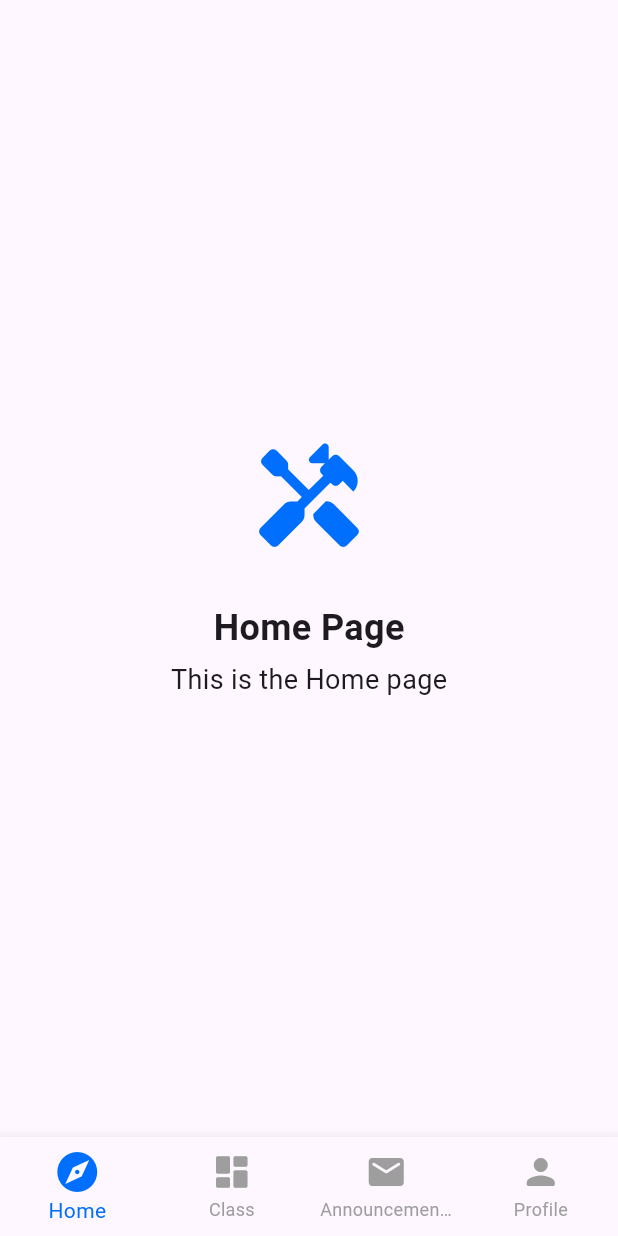
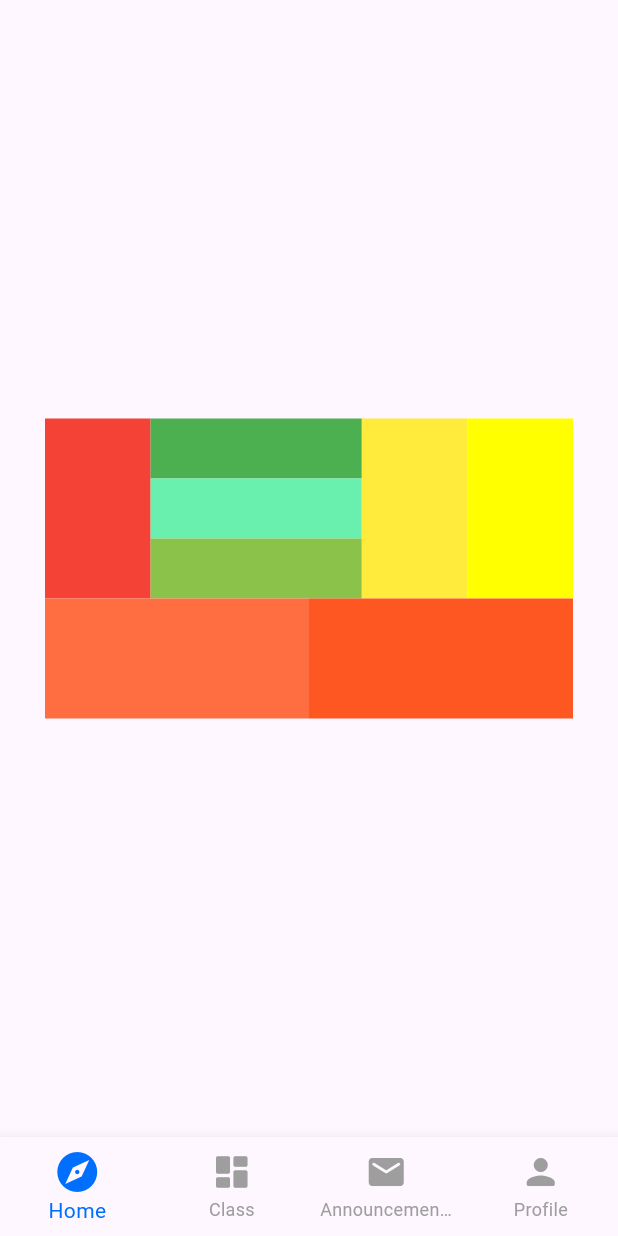
Before and after one commit to SmartEduCarelk/student_app, a Flutter app: the screen it shows after launch, on a phone screen of 412 x 824 dp. Run offline on Flutter 3.47's test engine with Material 3 defaults, Android fonts, the phone set to English and light mode, and no system bars.

Commit message:
basic stucture for HomeStatusWidget

```diff
--- /dev/null
+++ b/lib/components/home/home_status_widget.dart
@@ -0,0 +1,62 @@
+import 'package:flutter/material.dart';
+import '../../utils/theme/themes.dart';
+
+class HomeStatusWidget extends StatefulWidget {
+  final String subject;
+  final String time;
+  final String day;
+
+  const HomeStatusWidget({
+    super.key,
+    this.subject = "Subject",
+    this.time = "time",
+    this.day = "day",
+  });
+
+  @override
+  State<HomeStatusWidget> createState() => _HomeStatusWidget();
+}
+
+class _HomeStatusWidget extends State<HomeStatusWidget> {
+  @override
+  Widget build(BuildContext context) {
+    return Flexible(
+
+      child: Container(
+        height: 200,
+        // width: 327,
+
+        padding: EdgeInsets.fromLTRB(30, 0, 30, 0),
+        decoration: BoxDecoration(
+          // color: AppThemes.lightTheme.primaryColor,
+          borderRadius: BorderRadius.circular(10),
+
+        ),
+        child: Column(
+          children: [
+            Flexible(flex: 3, child: Row(
+                children: [
+                    Flexible(flex: 1, child: Container(color: Colors.red,)),
+                    Flexible(flex: 2, child: Column(
+                        children: [
+                            Flexible(flex: 2, child: Container(color: Colors.green,)),
+                            Flexible(flex: 2, child: Container(color: Colors.greenAccent,)),
+                            Flexible(flex: 2, child: Container(color: Colors.lightGreen,)),
+                        ],
+                    )),
+                    Flexible(flex: 1, child: Container(color: Colors.yellow)),
+                    Flexible(flex: 1, child: Container(color: Colors.yellowAccent)),
+                ],
+            )),
+            Flexible(flex: 2, child: Row(
+                children: [
+                    Flexible(flex: 2, child: Container(color: Colors.deepOrangeAccent)),
+                    Flexible(flex: 2, child: Container(color: Colors.deepOrange)),
+                ],
+            )),
+          ],
+        ),
+      ),
+    );
+  }
+}
--- a/lib/views/home_page.dart
+++ b/lib/views/home_page.dart
@@ -1,5 +1,6 @@
 import 'package:flutter/material.dart';
 import '../utils/theme/themes.dart';
+import '../components/home/home_status_widget.dart';
 
 
 
@@ -21,39 +22,14 @@ class HomePage extends StatelessWidget{
   @override
   Widget build(BuildContext context) {
     return Scaffold(
+
       backgroundColor: Theme.of(context).colorScheme.surface,
       body: Center(
         child: Column(
           mainAxisAlignment: MainAxisAlignment.center,
+
           children: [
-            // logo
-            Icon(
-              Icons.handyman_rounded,
-              size: 80,
-              color: AppThemes.lightTheme.primaryColor,
-            ),
-
-            const SizedBox(height: 30),
-
-            // title
-            Text(
-              "Home Page",
-              style: TextStyle(
-                fontWeight: FontWeight.bold,
-                fontSize: 24,
-              ),
-            ),
-
-            const SizedBox(height: 5),
-
-            // subtitle
-            Text(
-              "This is the Home page",
-              style: TextStyle(
-                fontWeight: FontWeight.normal,
-                fontSize: 18,
-              ),
-            ),
+            HomeStatusWidget(),
           ],
         ),
       )
```
